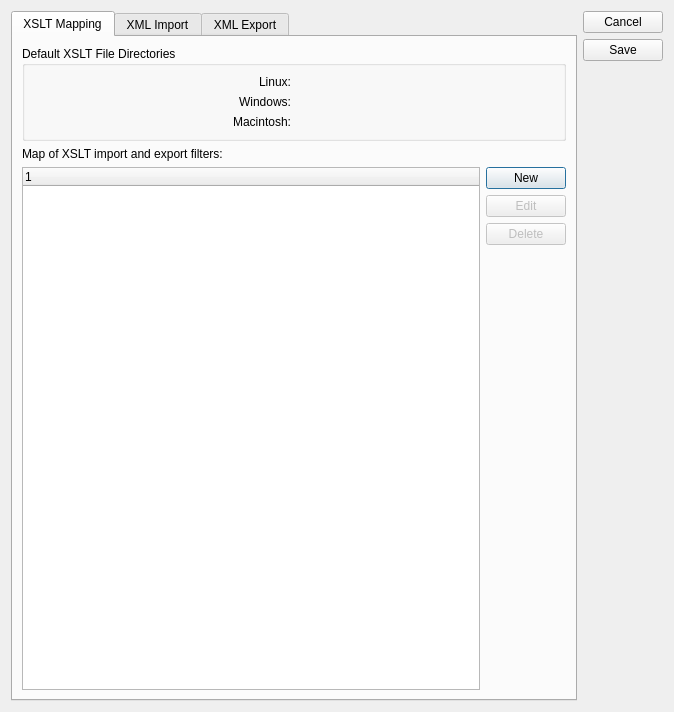
First picture: the form in guiclient/configureIE.ui, repository Pegasus-RPG/xtuple-client, before the edit.
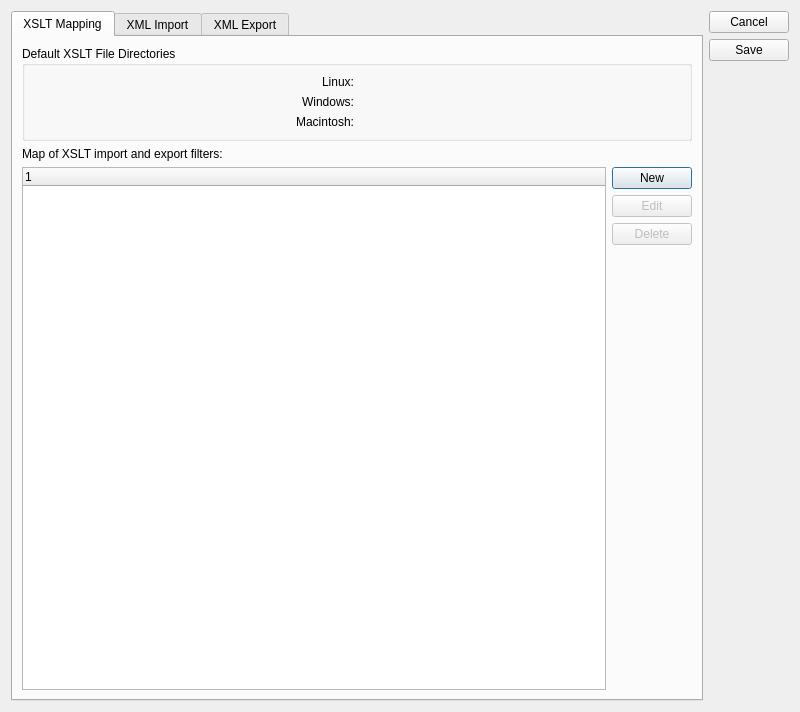
Second picture: the form after the edit. Custom widgets are drawn as their Qt base class.

Commit message: 6154:  Tweak configure import /export ui.

The edit to the form file:
```diff
--- a/guiclient/configureIE.ui
+++ b/guiclient/configureIE.ui
@@ -5,10 +5,16 @@
    <rect>
     <x>0</x>
     <y>0</y>
-    <width>674</width>
+    <width>800</width>
     <height>712</height>
    </rect>
   </property>
+  <property name="minimumSize" >
+   <size>
+    <width>800</width>
+    <height>0</height>
+   </size>
+  </property>
   <property name="windowTitle" >
    <string>Configure Import and Export</string>
   </property>
```
